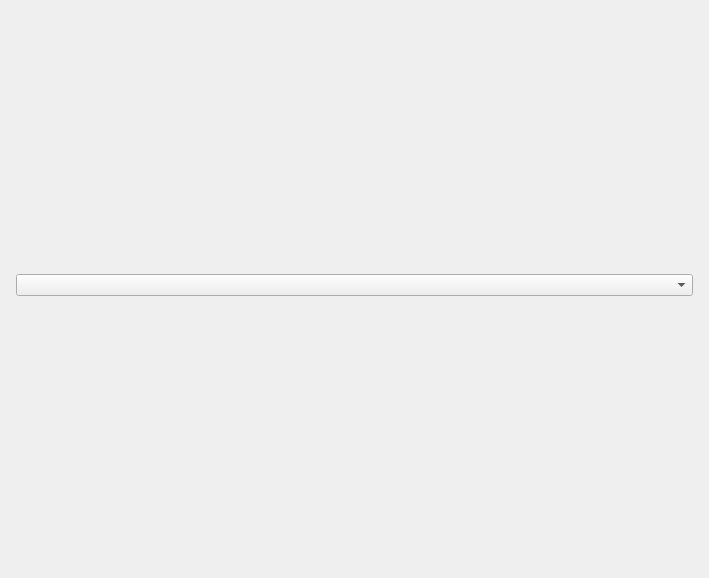
luanws/amplifier-circuits, file src/ui/main/window.ui: the form before one commit.
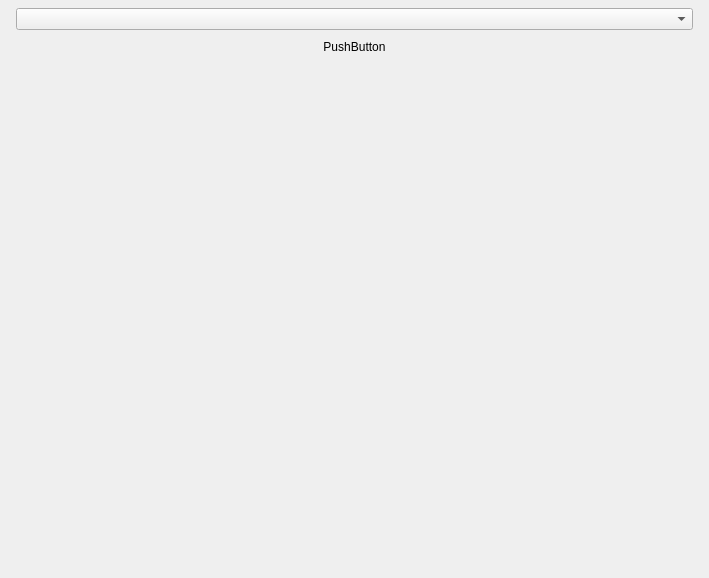
The form after the commit.

The edit to the form file:
```diff
--- a/src/ui/main/window.ui
+++ b/src/ui/main/window.ui
@@ -44,7 +44,32 @@
      <widget class="QComboBox" name="amplifier_polarizations_combo_box"/>
     </item>
     <item>
-     <layout class="QVBoxLayout" name="input_vertical_layout"/>
+     <layout class="QHBoxLayout" name="horizontalLayout">
+      <item>
+       <layout class="QVBoxLayout" name="input_vertical_layout">
+        <property name="spacing">
+         <number>4</number>
+        </property>
+       </layout>
+      </item>
+     </layout>
+    </item>
+    <item>
+     <widget class="QPushButton" name="pushButton">
+      <property name="text">
+       <string>PushButton</string>
+      </property>
+     </widget>
+    </item>
+    <item>
+     <widget class="QWidget" name="widget" native="true">
+      <property name="sizePolicy">
+       <sizepolicy hsizetype="Preferred" vsizetype="Expanding">
+        <horstretch>0</horstretch>
+        <verstretch>0</verstretch>
+       </sizepolicy>
+      </property>
+     </widget>
     </item>
    </layout>
   </widget>
```
